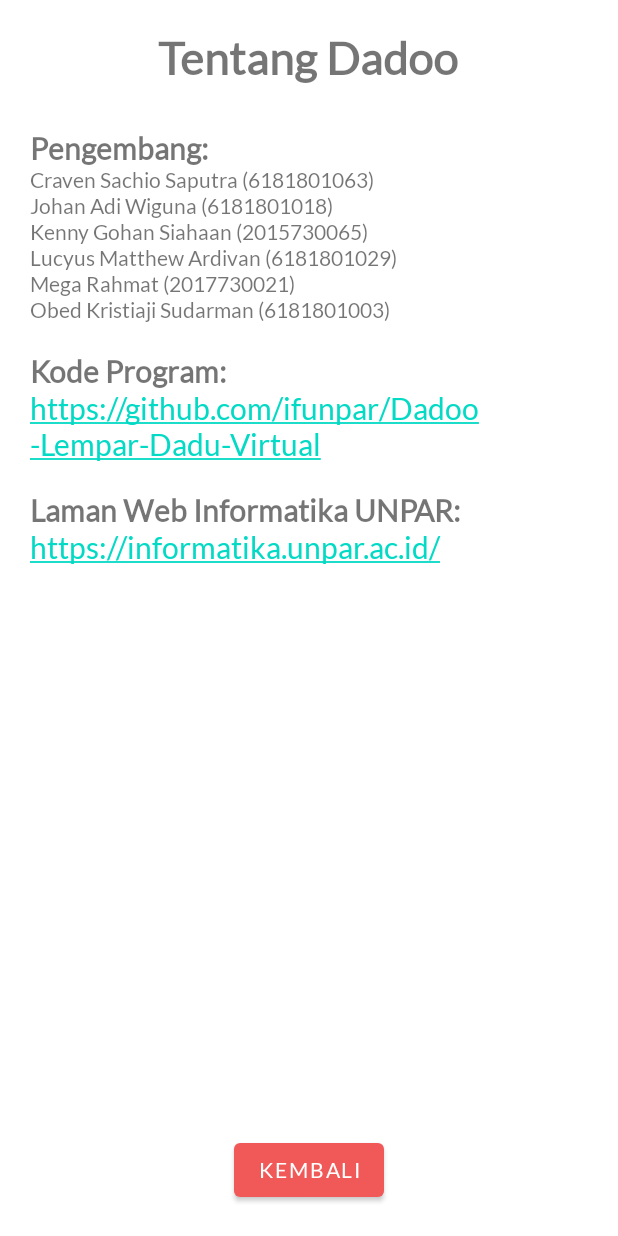
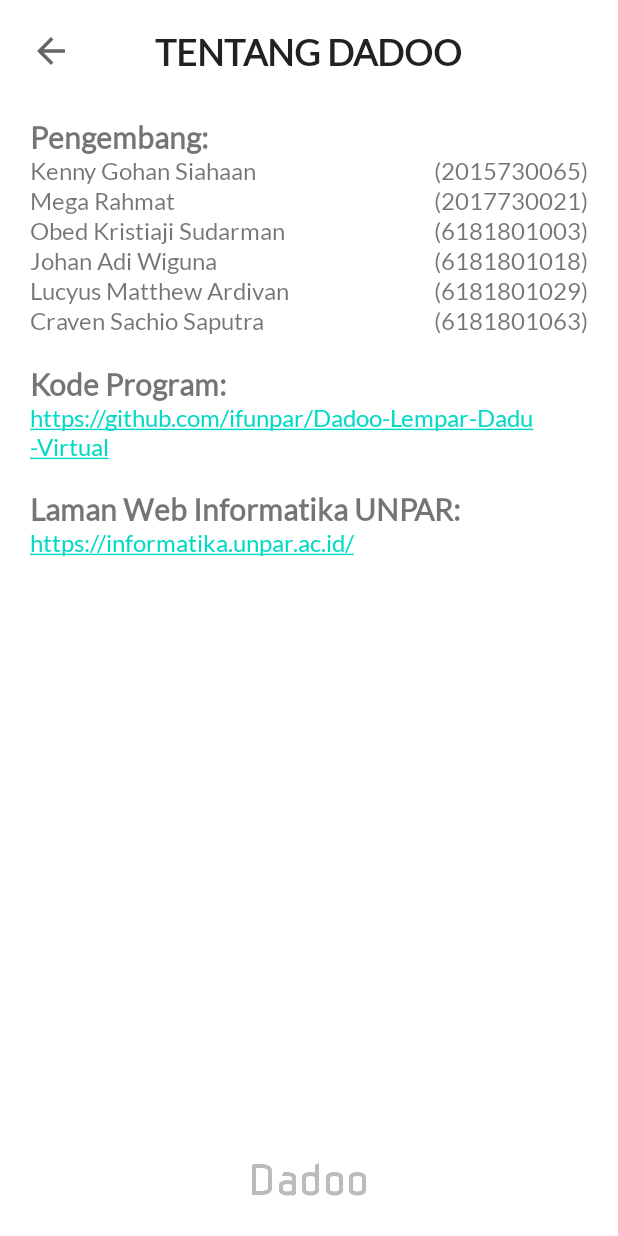
Before and after one commit to obedkristiaji/Dadoo-Lempar-Dadu-Virtual, an Android app: the fragment AboutFragment placed in its activity, on a phone screen of 412 x 824 dp. Run offline under Robolectric (Android 15) with nearby library versions, the light colour scheme and no system bars.

```diff
--- a/app/src/main/java/id/ac/unpar/informatika/dadoo/view/AboutFragment.java
+++ b/app/src/main/java/id/ac/unpar/informatika/dadoo/view/AboutFragment.java
@@ -23,7 +23,7 @@
         View view = FragmentAboutBinding.inflate(inflater, container, false).getRoot();
         this.binding = FragmentAboutBinding.bind(view);
 
-        this.binding.btnKembali.setOnClickListener(this);
+        this.binding.ivBack.setOnClickListener(this);
         Linkify.addLinks(this.binding.tvGithub, Linkify.WEB_URLS);
         Linkify.addLinks(this.binding.tvIf, Linkify.WEB_URLS);
         return view;
@@ -48,7 +48,7 @@
 
     @Override
     public void onClick(View v) {
-        if (v == this.binding.btnKembali) {
+        if (v == this.binding.ivBack) {
             this.listener.changePage("Home");
         }
     }
--- /dev/null
+++ b/app/src/main/res/drawable/ic_baseline_arrow_back_28.xml
@@ -0,0 +1,8 @@
+<vector
+    android:height="28dp"
+    android:viewportHeight="24"
+    android:viewportWidth="24"
+    android:width="28dp"
+    xmlns:android="http://schemas.android.com/apk/res/android">
+    <path android:fillColor="?attr/colorControlNormal" android:pathData="M20,11H7.83l5.59,-5.59L12,4l-8,8 8,8 1.41,-1.41L7.83,13H20v-2z"/>
+</vector>
--- a/app/src/main/res/layout/fragment_about.xml
+++ b/app/src/main/res/layout/fragment_about.xml
@@ -6,6 +6,12 @@
     android:orientation="vertical"
     android:layout_margin="@dimen/app_margin">
 
+    <ImageView
+        android:id="@+id/iv_back"
+        android:layout_width="wrap_content"
+        android:layout_height="wrap_content"
+        android:src="@drawable/ic_baseline_arrow_back_28" />
+
     <TextView
         android:id="@+id/tv_judul"
         android:layout_width="wrap_content"
@@ -13,67 +19,135 @@
         android:layout_centerHorizontal="true"
         android:layout_marginBottom="@dimen/margin_30"
         android:text="@string/tentang_dadoo"
-        android:textSize="@dimen/font_30"
-        android:textStyle="bold" />
+        android:textSize="@dimen/font_24"
+        android:textStyle="bold"
+        android:textAllCaps="true"
+        android:textColor="?android:attr/textColorPrimary"/>
 
     <TextView
         android:id="@+id/tv_pengembang"
         android:layout_width="match_parent"
         android:layout_height="wrap_content"
+        android:layout_below="@id/tv_judul"
         android:text="@string/pengembang"
-        android:layout_below="@id/tv_judul"
         android:textStyle="bold"
         android:textSize="@dimen/font_20"/>
 
     <TextView
-        android:id="@+id/tv_craven"
-        android:layout_width="match_parent"
+        android:id="@+id/tv_kenny"
+        android:layout_width="wrap_content"
         android:layout_height="wrap_content"
-        android:text="Craven Sachio Saputra (6181801063)"
-        android:layout_below="@id/tv_pengembang"/>
+        android:layout_below="@id/tv_pengembang"
+        android:text="Kenny Gohan Siahaan"
+        android:textSize="@dimen/font_16"/>
+
+    <TextView
+        android:layout_width="wrap_content"
+        android:layout_height="wrap_content"
+        android:text="(2015730065)"
+        android:layout_below="@id/tv_pengembang"
+        android:layout_toEndOf="@id/tv_kenny"
+        android:layout_alignParentRight="true"
+        android:textAlignment="textEnd"
+        android:textSize="@dimen/font_16"/>
+
+    <TextView
+        android:id="@+id/tv_mega"
+        android:layout_width="wrap_content"
+        android:layout_height="wrap_content"
+        android:layout_below="@id/tv_kenny"
+        android:text="Mega Rahmat"
+        android:textSize="@dimen/font_16"/>
+
+    <TextView
+        android:layout_width="wrap_content"
+        android:layout_height="wrap_content"
+        android:text="(2017730021)"
+        android:layout_below="@id/tv_kenny"
+        android:layout_toEndOf="@id/tv_mega"
+        android:layout_alignParentRight="true"
+        android:textAlignment="textEnd"
+        android:textSize="@dimen/font_16"/>
+
+    <TextView
+        android:id="@+id/tv_obed"
+        android:layout_width="wrap_content"
+        android:layout_height="wrap_content"
+        android:layout_below="@id/tv_mega"
+        android:text="Obed Kristiaji Sudarman"
+        android:textSize="@dimen/font_16"/>
+
+    <TextView
+        android:layout_width="wrap_content"
+        android:layout_height="wrap_content"
+        android:text="(6181801003)"
+        android:layout_below="@id/tv_mega"
+        android:layout_toEndOf="@id/tv_obed"
+        android:layout_alignParentRight="true"
+        android:textAlignment="textEnd"
+        android:textSize="@dimen/font_16"/>
 
     <TextView
         android:id="@+id/tv_johan"
-        android:layout_width="match_parent"
+        android:layout_width="wrap_content"
         android:layout_height="wrap_content"
-        android:text="Johan Adi Wiguna (6181801018)"
-        android:layout_below="@id/tv_craven"/>
+        android:layout_below="@id/tv_obed"
+        android:text="Johan Adi Wiguna"
+        android:textSize="@dimen/font_16"/>
 
     <TextView
-        android:id="@+id/tv_kenny"
-        android:layout_width="match_parent"
+        android:layout_width="wrap_content"
         android:layout_height="wrap_content"
-        android:text="Kenny Gohan Siahaan (2015730065)"
-        android:layout_below="@id/tv_johan"/>
+        android:text="(6181801018)"
+        android:layout_below="@id/tv_obed"
+        android:layout_toEndOf="@id/tv_johan"
+        android:layout_alignParentRight="true"
+        android:textAlignment="textEnd"
+        android:textSize="@dimen/font_16"/>
 
     <TextView
         android:id="@+id/tv_lucyus"
-        android:layout_width="match_parent"
+        android:layout_width="wrap_content"
         android:layout_height="wrap_content"
-        android:text="Lucyus Matthew Ardivan (6181801029)"
-        android:layout_below="@id/tv_kenny"/>
+        android:layout_below="@id/tv_johan"
+        android:text="Lucyus Matthew Ardivan"
+        android:textSize="@dimen/font_16"/>
 
     <TextView
-        android:id="@+id/tv_mega"
-        android:layout_width="match_parent"
+        android:layout_width="wrap_content"
         android:layout_height="wrap_content"
-        android:text="Mega Rahmat (2017730021)"
-        android:layout_below="@id/tv_lucyus"/>
+        android:text="(6181801029)"
+        android:layout_below="@id/tv_johan"
+        android:layout_toEndOf="@id/tv_lucyus"
+        android:layout_alignParentRight="true"
+        android:textAlignment="textEnd"
+        android:textSize="@dimen/font_16"/>
 
     <TextView
-        android:id="@+id/tv_obed"
-        android:layout_width="match_parent"
+        android:id="@+id/tv_craven"
+        android:layout_width="wrap_content"
         android:layout_height="wrap_content"
-        android:text="Obed Kristiaji Sudarman (6181801003)"
-        android:layout_below="@id/tv_mega"
-        android:layout_marginBottom="@dimen/app_margin"/>
+        android:layout_below="@id/tv_lucyus"
+        android:layout_marginBottom="@dimen/app_margin"
+        android:text="Craven Sachio Saputra"
+        android:textSize="@dimen/font_16"/>
+
+    <TextView
+        android:layout_width="wrap_content"
+        android:layout_height="wrap_content"
+        android:text="(6181801063)"
+        android:layout_below="@id/tv_lucyus"
+        android:layout_toEndOf="@id/tv_craven"
+        android:layout_alignParentRight="true"
+        android:textAlignment="textEnd"
+        android:textSize="@dimen/font_16"/>
 
     <TextView
         android:id="@+id/tv_kode"
         android:layout_width="match_parent"
         android:layout_height="wrap_content"
         android:text="@string/kode"
-        android:layout_below="@id/tv_obed"
+        android:layout_below="@id/tv_craven"
         android:textStyle="bold"
         android:textSize="@dimen/font_20"/>
 
@@ -83,7 +157,7 @@
         android:layout_height="wrap_content"
         android:text="https://github.com/ifunpar/Dadoo-Lempar-Dadu-Virtual"
         android:layout_below="@id/tv_kode"
-        android:textSize="@dimen/font_20"
+        android:textSize="@dimen/font_16"
         android:layout_marginBottom="@dimen/app_margin"/>
 
     <TextView
@@ -101,14 +175,17 @@
         android:layout_height="wrap_content"
         android:text="https://informatika.unpar.ac.id/"
         android:layout_below="@id/tv_web"
-        android:textSize="@dimen/font_20"/>
+        android:textSize="@dimen/font_16"/>
 
-    <Button
-        android:id="@+id/btn_kembali"
+    <TextView
+        android:id="@+id/tv_logo"
         android:layout_width="wrap_content"
         android:layout_height="wrap_content"
+        android:layout_centerHorizontal="true"
         android:layout_alignParentBottom="true"
-        android:layout_centerHorizontal="true"
-        android:text="@string/kembali"/>
+        android:fontFamily="@font/nova_flat_regular"
+        android:text="@string/app_name"
+        android:textSize="@dimen/font_28"
+        android:textColor="@color/light_grey"/>
 
 </RelativeLayout>
--- a/app/src/main/res/layout/fragment_home.xml
+++ b/app/src/main/res/layout/fragment_home.xml
@@ -12,10 +12,10 @@
         android:layout_height="wrap_content"
         android:layout_centerHorizontal="true"
         android:layout_marginBottom="@dimen/margin_10"
+        android:fontFamily="@font/nova_flat_regular"
         android:text="@string/app_name"
-        android:fontFamily="@font/nova_flat_regular"
-        android:textSize="@dimen/font_logo"
-        android:textColor="@color/black"/>
+        android:textSize="@dimen/font_28"
+        android:textColor="?android:attr/textColorPrimary"/>
 
     <TextView
         android:id="@+id/tv_instruksi"
@@ -31,25 +31,26 @@
         android:id="@+id/img_dadu"
         android:layout_width="wrap_content"
         android:layout_height="wrap_content"
+        android:layout_marginHorizontal="@dimen/margin_10"
         android:layout_centerVertical="true"
         android:layout_centerHorizontal="true"/>
 
     <Button
         android:id="@+id/btn_lempar"
-        android:layout_width="wrap_content"
+        android:layout_width="match_parent"
         android:layout_height="wrap_content"
-        android:layout_alignParentBottom="true"
-        android:layout_alignParentLeft="true"
-        android:text="@string/lempar"
-        android:fontFamily="@font/nova_flat_regular"/>
+        android:layout_above="@id/btn_tentang"
+        android:fontFamily="@font/nova_flat_regular"
+        android:text="@string/lempar"/>
 
-    <Button
+    <TextView
         android:id="@+id/btn_tentang"
         android:layout_width="wrap_content"
         android:layout_height="wrap_content"
         android:layout_alignParentBottom="true"
-        android:layout_alignParentRight="true"
-        android:text="@string/tentang_dadoo"
-        android:fontFamily="@font/nova_flat_regular"/>
+        android:layout_centerHorizontal="true"
+        android:layout_marginVertical="@dimen/margin_10"
+        android:text="@string/tentang_dadoo_underlined"
+        android:textSize="@dimen/font_16"/>
 
 </RelativeLayout>
--- a/app/src/main/res/values-night/themes.xml
+++ b/app/src/main/res/values-night/themes.xml
@@ -4,15 +4,16 @@
         <!-- Font family. -->
         <item name="android:fontFamily">@font/lato_regular</item>
         <!-- Primary brand color. -->
-        <item name="colorPrimary">@color/purple_200</item>
-        <item name="colorPrimaryVariant">@color/purple_700</item>
-        <item name="colorOnPrimary">@color/black</item>
+        <item name="colorPrimary">@color/primary</item>
+        <item name="colorPrimaryVariant">@color/primary</item>
+        <item name="colorOnPrimary">@color/white</item>
         <!-- Secondary brand color. -->
         <item name="colorSecondary">@color/teal_200</item>
         <item name="colorSecondaryVariant">@color/teal_200</item>
         <item name="colorOnSecondary">@color/black</item>
         <!-- Status bar color. -->
-        <item name="android:statusBarColor" tools:targetApi="l">?attr/colorPrimaryVariant</item>
+<!--        <item name="android:statusBarColor" tools:targetApi="l">?attr/colorPrimaryVariant</item>-->
+        <item name="android:statusBarColor" tools:targetApi="l">@color/dark_grey</item>
         <!-- Customize your theme here. -->
     </style>
 </resources>
--- a/app/src/main/res/values/colors.xml
+++ b/app/src/main/res/values/colors.xml
@@ -7,5 +7,7 @@
     <color name="teal_700">#FF018786</color>
     <color name="black">#FF161616</color>
     <color name="white">#FFFFFFFF</color>
+    <color name="dark_grey">#FF454545</color>
+    <color name="light_grey">#FFBBBBBB</color>
     <color name="primary">#FFF15858</color>
 </resources>
--- a/app/src/main/res/values/dimens.xml
+++ b/app/src/main/res/values/dimens.xml
@@ -4,9 +4,10 @@
     <dimen name="margin_10">10dp</dimen>
     <dimen name="margin_30">30dp</dimen>
 
+    <dimen name="font_16">16sp</dimen>
     <dimen name="font_18">18sp</dimen>
     <dimen name="font_20">20sp</dimen>
     <dimen name="font_24">24sp</dimen>
+    <dimen name="font_28">28sp</dimen>
     <dimen name="font_30">30sp</dimen>
-    <dimen name="font_logo">28sp</dimen>
 </resources>
--- a/app/src/main/res/values/strings.xml
+++ b/app/src/main/res/values/strings.xml
@@ -2,6 +2,7 @@
     <string name="app_name">Dadoo</string>
     <string name="instruksi">Goyangkan smartphone atau tekan tombol untuk melempar dadu.</string>
     <string name="lempar">Lempar Dadu</string>
+    <string name="tentang_dadoo_underlined"><u>Tentang Dadoo</u></string>
     <string name="tentang_dadoo">Tentang Dadoo</string>
     <string name="kembali">Kembali</string>
     <string name="kode">Kode Program:</string>
--- a/app/src/main/res/values/themes.xml
+++ b/app/src/main/res/values/themes.xml
@@ -12,7 +12,8 @@
         <item name="colorSecondaryVariant">@color/teal_700</item>
         <item name="colorOnSecondary">@color/black</item>
         <!-- Status bar color. -->
-        <item name="android:statusBarColor" tools:targetApi="l">?attr/colorPrimaryVariant</item>
+<!--        <item name="android:statusBarColor" tools:targetApi="l">?attr/colorPrimaryVariant</item>-->
+        <item name="android:statusBarColor" tools:targetApi="l">@color/dark_grey</item>
         <!-- Customize your theme here. -->
     </style>
 </resources>
```
